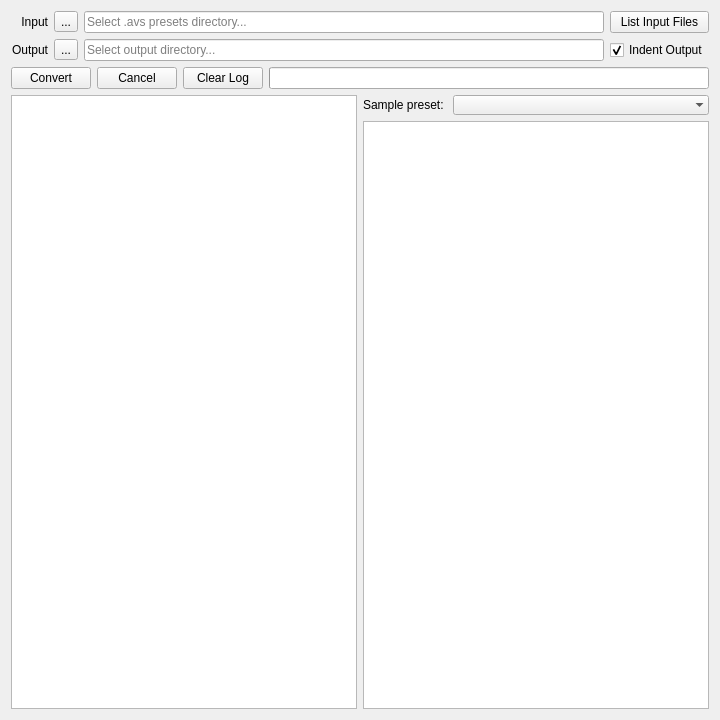
grandchild/AVS-File-Decoder-Qt, file mainwindow.ui: the form before one commit.
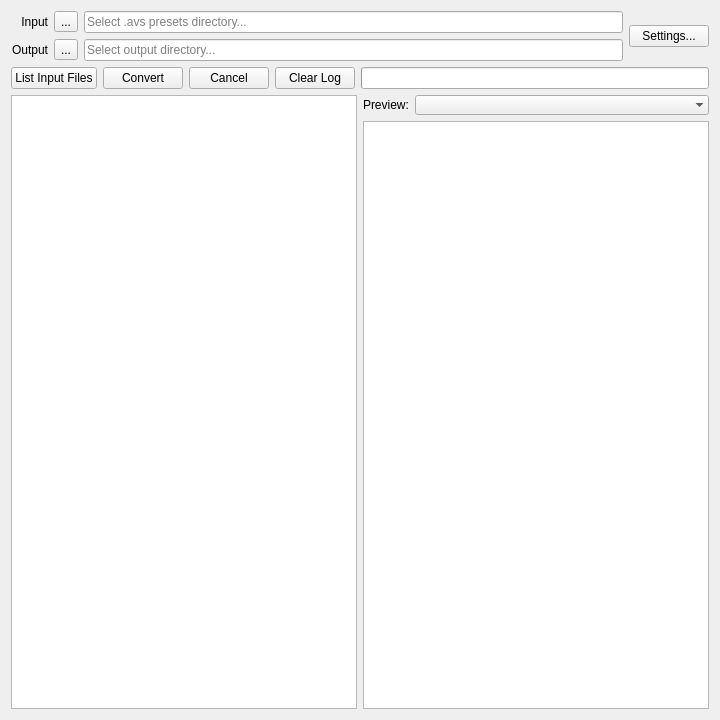
The form after the commit.

Commit message: Added settings dialog. Only 'Indent' actually works right now. The rest is in the future.

```diff
--- a/mainwindow.ui
+++ b/mainwindow.ui
@@ -18,7 +18,7 @@
   </property>
   <layout class="QVBoxLayout" name="verticalLayout_2">
    <item>
-    <layout class="QGridLayout" name="pathsLayout">
+    <layout class="QGridLayout" name="pathsLayout" rowstretch="0,0">
      <item row="0" column="1">
       <widget class="QToolButton" name="inputPathButton">
        <property name="toolTip">
@@ -32,19 +32,6 @@
        </property>
       </widget>
      </item>
-     <item row="1" column="1">
-      <widget class="QToolButton" name="outputPathButton">
-       <property name="toolTip">
-        <string>Ctrl+O</string>
-       </property>
-       <property name="text">
-        <string>...</string>
-       </property>
-       <property name="shortcut">
-        <string>Ctrl+O</string>
-       </property>
-      </widget>
-     </item>
      <item row="0" column="2">
       <widget class="QLineEdit" name="inputPathEdit">
        <property name="text">
@@ -65,6 +52,42 @@
        </property>
       </widget>
      </item>
+     <item row="1" column="1">
+      <widget class="QToolButton" name="outputPathButton">
+       <property name="toolTip">
+        <string>Ctrl+O</string>
+       </property>
+       <property name="text">
+        <string>...</string>
+       </property>
+       <property name="shortcut">
+        <string>Ctrl+O</string>
+       </property>
+      </widget>
+     </item>
+     <item row="0" column="3" rowspan="2">
+      <widget class="QPushButton" name="pushButton">
+       <property name="font">
+        <font>
+         <weight>50</weight>
+         <bold>false</bold>
+        </font>
+       </property>
+       <property name="text">
+        <string>Settings...</string>
+       </property>
+      </widget>
+     </item>
+     <item row="1" column="2">
+      <widget class="QLineEdit" name="outputPathEdit">
+       <property name="text">
+        <string/>
+       </property>
+       <property name="placeholderText">
+        <string>Select output directory...</string>
+       </property>
+      </widget>
+     </item>
      <item row="1" column="0">
       <widget class="QLabel" name="outputLabel">
        <property name="text">
@@ -75,7 +98,11 @@
        </property>
       </widget>
      </item>
-     <item row="0" column="3">
+    </layout>
+   </item>
+   <item>
+    <layout class="QHBoxLayout" name="buttonLayout" stretch="0,0,0,0,0">
+     <item>
       <widget class="QPushButton" name="listFilesButton">
        <property name="toolTip">
         <string>Ctrl+L</string>
@@ -88,39 +115,6 @@
        </property>
       </widget>
      </item>
-     <item row="1" column="2">
-      <widget class="QLineEdit" name="outputPathEdit">
-       <property name="text">
-        <string/>
-       </property>
-       <property name="placeholderText">
-        <string>Select output directory...</string>
-       </property>
-      </widget>
-     </item>
-     <item row="1" column="3">
-      <widget class="QCheckBox" name="indentCheckBox">
-       <property name="toolTip">
-        <string>&lt;html&gt;&lt;head/&gt;&lt;body&gt;&lt;p&gt;Ctrl+P&lt;/p&gt;&lt;p&gt;Uncheck this to save file size.&lt;/p&gt;&lt;/body&gt;&lt;/html&gt;</string>
-       </property>
-       <property name="layoutDirection">
-        <enum>Qt::LeftToRight</enum>
-       </property>
-       <property name="text">
-        <string>Indent Output</string>
-       </property>
-       <property name="shortcut">
-        <string>Ctrl+P</string>
-       </property>
-       <property name="checked">
-        <bool>true</bool>
-       </property>
-      </widget>
-     </item>
-    </layout>
-   </item>
-   <item>
-    <layout class="QHBoxLayout" name="buttonLayout" stretch="0,0,0,0">
      <item>
       <widget class="QPushButton" name="convertButton">
        <property name="toolTip">
@@ -212,7 +206,7 @@
             </font>
            </property>
            <property name="text">
-            <string>Sample preset: </string>
+            <string>Preview:</string>
            </property>
           </widget>
          </item>
```
The commit also changes 9 other files.
